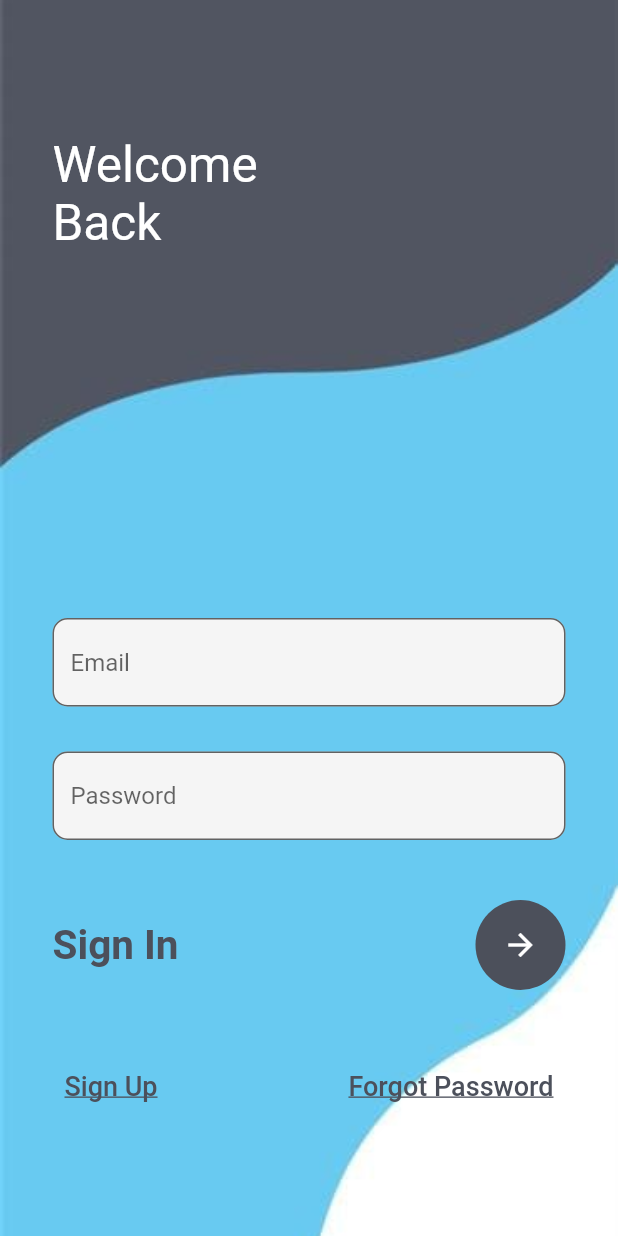
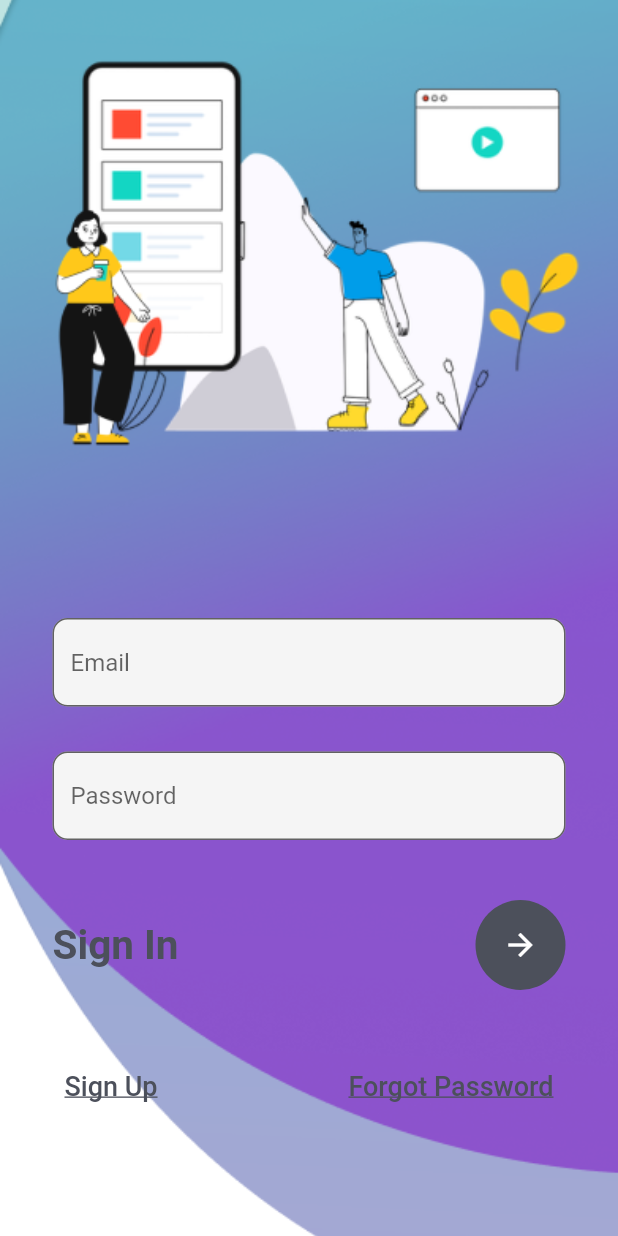
Before and after one commit to pravina5/CRM_Lead_Collection, a Flutter app: the screen it shows after launch, on a phone screen of 412 x 824 dp. Run offline on Flutter 3.47's test engine with Material 2 defaults, Android fonts, the phone set to English and light mode, and no system bars; our stand-ins replace animated_splash_screen, cloud_firestore, firebase_auth, firebase_core, shared_preferences, url_launcher_web; missing offline and left inert: cloud_firestore_web, firebase_auth_web, firebase_core_web, google_sign_in_web, shared_preferences_web; accounts and stored records are empty.

Commit message:
design for UI

```diff
--- a/lib/src/screens/login.dart
+++ b/lib/src/screens/login.dart
@@ -29,7 +29,7 @@ class _LoginState extends State<Login> {
     return Container(
       decoration: BoxDecoration(
         image: DecorationImage(
-          image: AssetImage('assets/images/login.jpeg'),
+          image: AssetImage('assets/images/signup.png'),
           fit: BoxFit.cover,
         ),
       ),
@@ -39,13 +39,7 @@ class _LoginState extends State<Login> {
           children: [
             Container(
               padding: EdgeInsets.only(left: 35, top: 90),
-              child: Text(
-                'Welcome\nBack',
-                style: TextStyle(
-                  color: Colors.white,
-                  fontSize: 33,
-                ),
-              ),
+
             ),
             SingleChildScrollView(
               child: Container(
--- a/lib/src/screens/signup.dart
+++ b/lib/src/screens/signup.dart
@@ -14,6 +14,7 @@ class Signup extends StatefulWidget {
 }
 
 class _SignupState extends State<Signup> {
+
   bool isloading = false;
 
   AuthMethods authMethods = new AuthMethods();
@@ -51,10 +52,12 @@ class _SignupState extends State<Signup> {
 
   @override
   Widget build(BuildContext context) {
+
     return Scaffold(
       appBar: AppBar(title: Text("Signup")),
       body: isloading
           ? Container(
+
               child: Center(
                 child: CircularProgressIndicator(),
               ),
--- a/lib/src/screens/view_leads.dart
+++ b/lib/src/screens/view_leads.dart
@@ -50,7 +50,7 @@ Future fetchAllContact() async {
   Widget build(BuildContext context) {
   return  Scaffold(
     appBar: AppBar(
-      title: Text("hii"),
+      title: Text("Leads"),
     ),
     body: SafeArea(
       child: ListView.builder(
```
Also changed, not shown: assets/images/signup.png (added), 1 other file.
